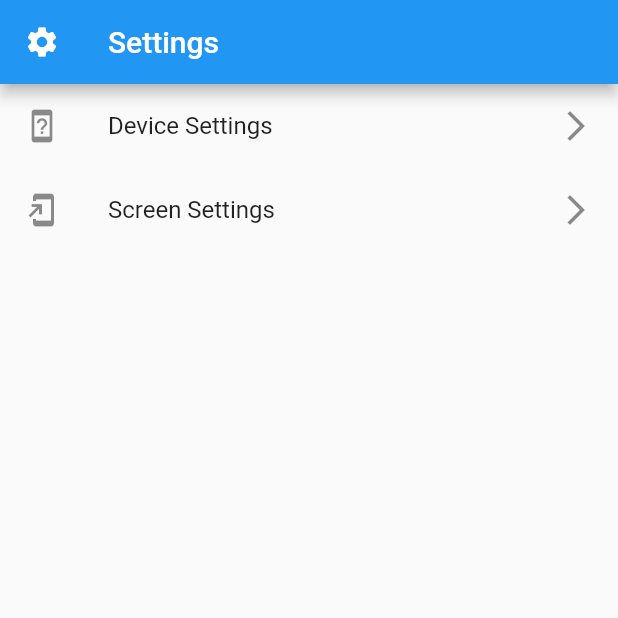
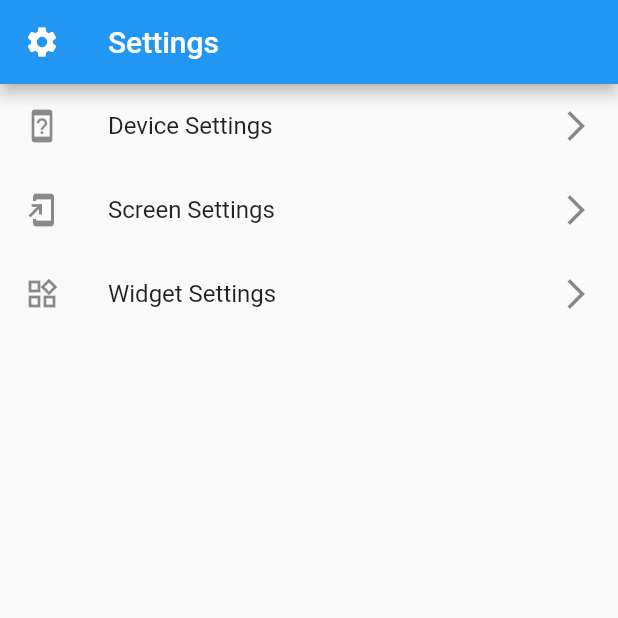
Before and after one commit to moba15/hiob_app, a Flutter app: the screen it shows after launch, after a tap on the "settings" icon, on a phone screen of 412 x 824 dp, the top half of it. Run offline on Flutter 3.47's test engine with Material 2 defaults, Android fonts, the phone set to English and light mode, and no system bars; our stand-ins replace bloc, equatable, flutter_bloc, shared_preferences.

Commit message:
CustomWidget Templates first files

```diff
--- a/lib/customwidgets/custom_widget.dart
+++ b/lib/customwidgets/custom_widget.dart
@@ -3,13 +3,15 @@ import 'package:flutter/material.dart';
 class CustomWidget {
 
   static String typeID = "-1";
-  String name;
-  String type;
+  String? name;
+  String? type;
   late Widget widget;
-  Map<String, dynamic> settings;
+  Map<String, dynamic>? settings;
 
   CustomWidget(
       {required this.name, required this.type, required this.settings});
+
+  CustomWidget.edit();
 
   factory CustomWidget.fromJSON(Map<String, dynamic> json) => CustomWidget(
       name: json["name"], type: json["type"], settings: json["settings"]);
--- a/lib/customwidgets/view/custom_widget_tile.dart
+++ b/lib/customwidgets/view/custom_widget_tile.dart
@@ -10,7 +10,9 @@ class CustomWidgetTile extends StatelessWidget {
   @override
   Widget build(BuildContext context) {
     return ListTile(
-      title: Text(customWidget.type),
+      title: Text(customWidget.type == null
+          ? "Error 301"
+          : customWidget.type.toString()),
       trailing: const Icon(Icons.arrow_forward_ios_sharp),
     );
   }
--- a/lib/settings/view/main_screen.dart
+++ b/lib/settings/view/main_screen.dart
@@ -108,17 +108,7 @@ class _MainViewState extends State<MainView>
         ),
         body: TabBarView(
           controller: _tabController,
-          children: const [
-            Text("Nice"),
-            Text("Nice"),
-            Text("Nice"),
-            Text("Nice"),
-            Text("Nice"),
-            Text("Nice"),
-            Text("Nice"),
-            Text("Nice"),
-            Text("Nice"),
-          ],
+          children: const [],
         ));
   }
 }
--- a/lib/settings/view/main_settings_screen.dart
+++ b/lib/settings/view/main_settings_screen.dart
@@ -2,6 +2,7 @@ import 'package:flutter/material.dart';
 import 'package:smart_home/manager/manager.dart';
 import 'package:smart_home/settings/view/screen_setting_screen.dart';
 
+import '../widget_settings/widget_template_settings/view/widget_template_list_page.dart';
 import 'device_setting_screen.dart';
 
 class MainSettingsScreen extends StatelessWidget {
@@ -37,12 +38,25 @@ class MainSettingsScreen extends StatelessWidget {
             leading: const Icon(Icons.add_to_home_screen_outlined),
             trailing: const Icon(Icons.arrow_forward_ios),
             onTap: () => {
-
               Navigator.push(
                 context,
-                MaterialPageRoute(builder: (context) => ScreenListSettingsScreen(manager: manager.screenManager)),
+                MaterialPageRoute(
+                    builder: (context) => ScreenListSettingsScreen(
+                        manager: manager.screenManager)),
               )
-
+            },
+          ),
+          ListTile(
+            title: const Text("Widget Settings"),
+            leading: const Icon(Icons.widgets_outlined),
+            trailing: const Icon(Icons.arrow_forward_ios),
+            onTap: () => {
+              Navigator.push(
+                context,
+                MaterialPageRoute(
+                    builder: (context) => WidgetTemplateListPage(
+                        customWidgetManager: manager.customWidgetManager)),
+              )
             },
           )
         ],
--- a/lib/settings/view/widget_template_setting_screen.dart
+++ b/lib/settings/view/widget_template_setting_screen.dart
@@ -9,6 +9,9 @@ class WidgetTemplateSettingScreen extends MaterialApp {
       : super(
           key: key,
           home: RepositoryProvider.value(
-              value: manager, child: const WidgetTemplateListPage()),
+              value: manager,
+              child: WidgetTemplateListPage(
+                customWidgetManager: manager,
+              )),
         );
 }
```
Also changed, not shown: lib/customwidgets/widgets/custom_text_widget.dart (+5 -2 lines), lib/settings/widget_settings/widget_template_settings/view/widget_template_list_page.dart (+13 -49 lines).
